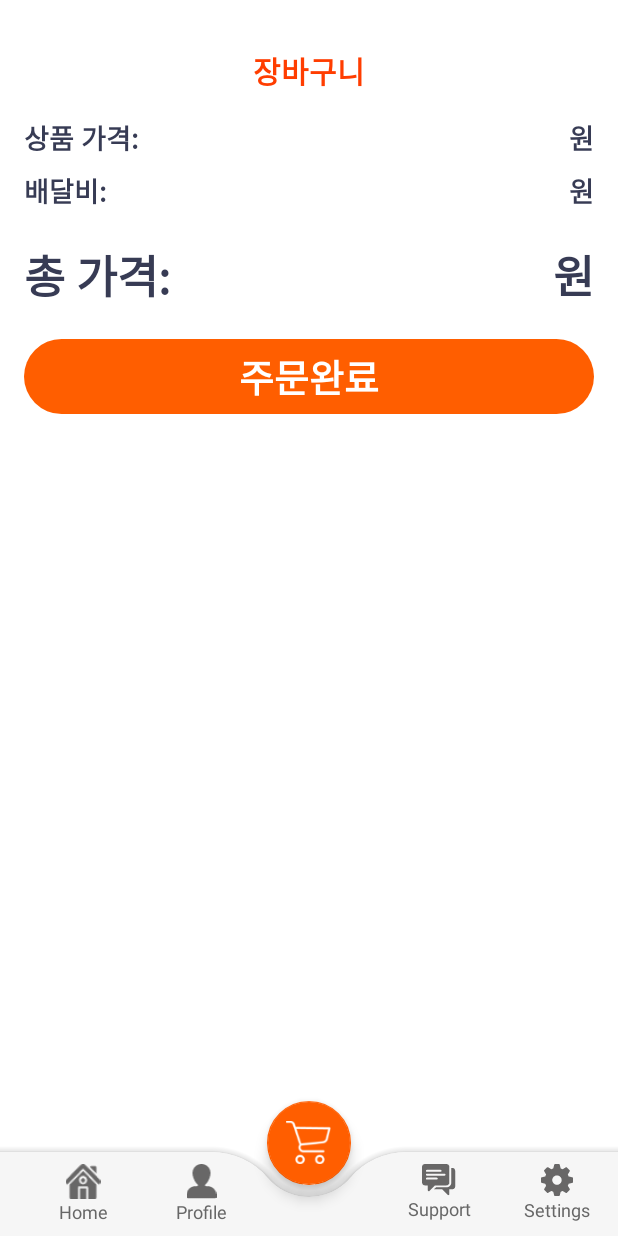
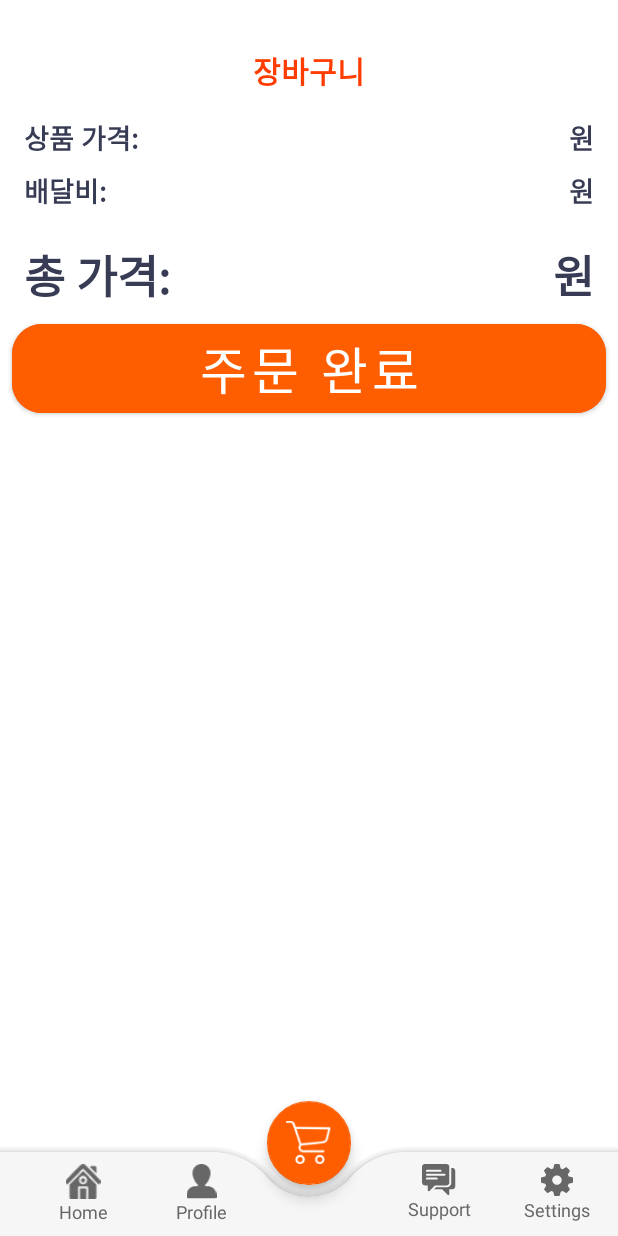
Before and after one commit to happysang/foodOrderApp, an Android app: the layout activity_card_list.xml on its own in the app's theme, with its tools: preview values and no code run, on a phone screen of 412 x 824 dp. Run offline under Robolectric (Android 15) with nearby library versions, the phone set to English and light mode, and no system bars.

Commit message:
하단바 및 위치조정, 주문 시에 db 초기화

```diff
--- a/app/src/main/java/com/example/project/Helper/ManagementCart.java
+++ b/app/src/main/java/com/example/project/Helper/ManagementCart.java
@@ -36,7 +36,7 @@ public class ManagementCart {
         }
 
         tinyDB.putListObject("CardList", listFood);
-        Toast.makeText(context, "Added To Your Card", Toast.LENGTH_SHORT).show();
+        Toast.makeText(context, "장바구니로 옮겨졌습니다.", Toast.LENGTH_SHORT).show();
 
     }
 
@@ -69,4 +69,8 @@ public class ManagementCart {
         return fee;
     }
 
+    public void purchaseAll() {
+        tinyDB.clear();
+    }
+
 }
--- a/app/src/main/res/layout/activity_card_list.xml
+++ b/app/src/main/res/layout/activity_card_list.xml
@@ -123,17 +123,17 @@
                     android:textStyle="bold" />
             </LinearLayout>
 
-            <TextView
-                android:id="@+id/textView16"
+            <Button
+                android:id="@+id/purchaseButton"
                 android:layout_width="match_parent"
-                android:layout_height="50dp"
-                android:layout_margin="16dp"
-                android:background="@drawable/orange_button_background"
-                android:gravity="center"
-                android:text="주문완료"
-                android:textColor="#ffffff"
-                android:textSize="25sp"
-                android:textStyle="bold" />
+                android:layout_height="wrap_content"
+                android:layout_marginLeft="8dp"
+                android:layout_marginRight="8dp"
+                android:backgroundTint="#ff5e00"
+                android:fontFamily="sans-serif"
+                android:text="주문 완료"
+                android:textSize="34sp"
+                app:cornerRadius="20dp" />
         </LinearLayout>
     </ScrollView>
 
--- a/app/src/main/res/layout/activity_intro.xml
+++ b/app/src/main/res/layout/activity_intro.xml
@@ -9,7 +9,7 @@
     <ImageView
         android:id="@+id/imageView"
         android:layout_width="wrap_content"
-        android:layout_height="650dp"
+        android:layout_height="500dp"
         android:scaleType="fitXY"
         app:layout_constraintBottom_toBottomOf="parent"
         app:layout_constraintEnd_toEndOf="parent"
```
Also changed, not shown: app/src/main/java/com/example/project/Activity/CartListActivity.java (+20 -1 lines), app/src/main/res/layout/activity_main.xml (+4 -3 lines).
